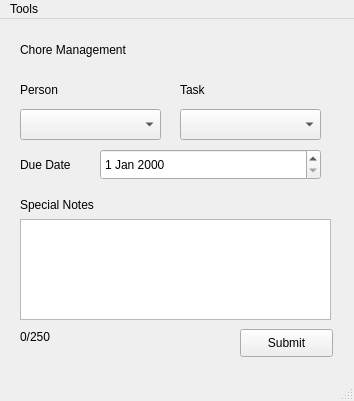
Qt form final_project/views/choreManagement.ui (Monte42/PyQt) before a commit.
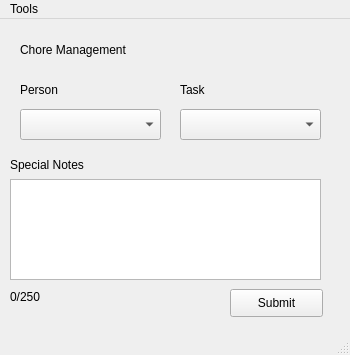
The same form after that commit.

What changed in the file:
```diff
--- a/final_project/views/choreManagement.ui
+++ b/final_project/views/choreManagement.ui
@@ -6,8 +6,8 @@
    <rect>
     <x>0</x>
     <y>0</y>
-    <width>354</width>
-    <height>401</height>
+    <width>350</width>
+    <height>355</height>
    </rect>
   </property>
   <property name="windowTitle">
@@ -73,34 +73,11 @@
      <string>Chore Management</string>
     </property>
    </widget>
-   <widget class="QDateEdit" name="dateInput">
-    <property name="geometry">
-     <rect>
-      <x>100</x>
-      <y>130</y>
-      <width>221</width>
-      <height>31</height>
-     </rect>
-    </property>
-   </widget>
-   <widget class="QLabel" name="dateLabel">
-    <property name="geometry">
-     <rect>
-      <x>20</x>
-      <y>130</y>
-      <width>81</width>
-      <height>31</height>
-     </rect>
-    </property>
-    <property name="text">
-     <string>Due Date</string>
-    </property>
-   </widget>
    <widget class="QLabel" name="notesLabel">
     <property name="geometry">
      <rect>
-      <x>20</x>
-      <y>170</y>
+      <x>10</x>
+      <y>130</y>
       <width>121</width>
       <height>31</height>
      </rect>
@@ -112,8 +89,8 @@
    <widget class="QPlainTextEdit" name="notesInput">
     <property name="geometry">
      <rect>
-      <x>20</x>
-      <y>200</y>
+      <x>10</x>
+      <y>160</y>
       <width>311</width>
       <height>101</height>
      </rect>
@@ -122,8 +99,8 @@
    <widget class="QLabel" name="charCount">
     <property name="geometry">
      <rect>
-      <x>20</x>
-      <y>310</y>
+      <x>10</x>
+      <y>270</y>
       <width>81</width>
       <height>16</height>
      </rect>
@@ -135,8 +112,8 @@
    <widget class="QPushButton" name="submitBtn">
     <property name="geometry">
      <rect>
-      <x>240</x>
-      <y>310</y>
+      <x>230</x>
+      <y>270</y>
       <width>93</width>
       <height>28</height>
      </rect>
@@ -151,7 +128,7 @@
     <rect>
      <x>0</x>
      <y>0</y>
-     <width>354</width>
+     <width>350</width>
      <height>26</height>
     </rect>
    </property>
```
